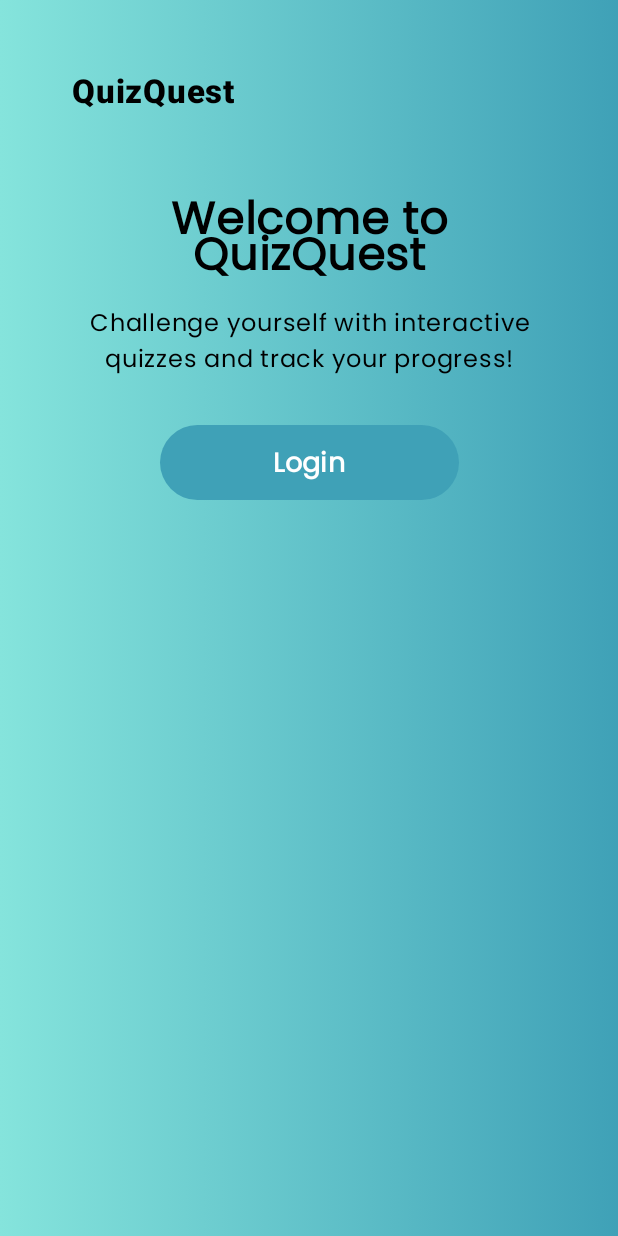
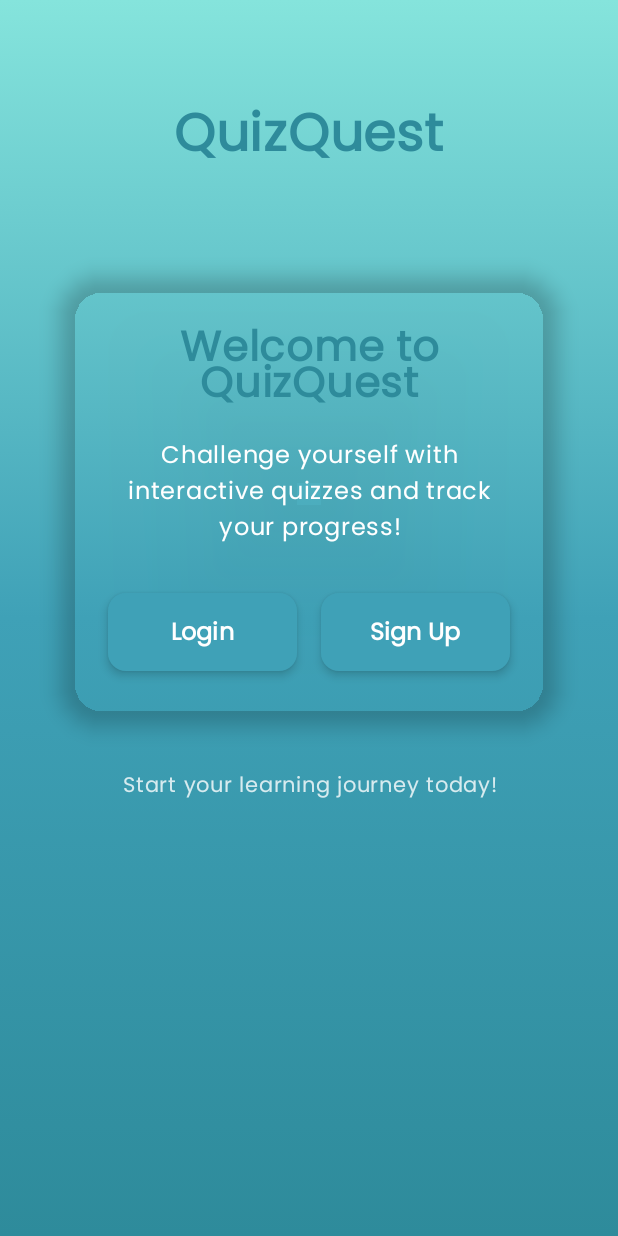
Before and after one commit to shifaaaaaa/QuizQuest, an Android app built with Jetpack Compose: the screen it shows after launch (MainActivity), on a phone screen of 412 x 824 dp. Run offline under Robolectric (Android 15) with nearby library versions, the phone set to English and light mode, and no system bars.

```diff
--- a/app/src/main/java/com/shifa/quizquest/DashboardActivity.kt
+++ b/app/src/main/java/com/shifa/quizquest/DashboardActivity.kt
@@ -296,7 +296,6 @@ fun RecentQuizzes() {
     }
 }
 
-
 @Preview(showBackground = true, showSystemUi = true)
 @Composable
 fun DashboardPreview() {
--- a/app/src/main/java/com/shifa/quizquest/MainActivity.kt
+++ b/app/src/main/java/com/shifa/quizquest/MainActivity.kt
@@ -5,10 +5,12 @@ import androidx.activity.ComponentActivity
 import androidx.activity.compose.setContent
 import androidx.compose.foundation.background
 import androidx.compose.foundation.layout.*
+import androidx.compose.foundation.shape.RoundedCornerShape
 import androidx.compose.material3.*
 import androidx.compose.runtime.*
 import androidx.compose.ui.Alignment
 import androidx.compose.ui.Modifier
+import androidx.compose.ui.draw.shadow
 import androidx.compose.ui.graphics.Brush
 import androidx.compose.ui.graphics.Color
 import androidx.compose.ui.text.font.FontWeight
@@ -59,9 +61,14 @@ class MainActivity : ComponentActivity() {
 fun QuizQuestApp(navController: NavController) {
     val isDark by remember { mutableStateOf(false) }
     val context = LocalContext.current
-    val backgroundGradient = Brush.horizontalGradient(
-        colors = listOf(Color(0xFF85E4DC), Color(0xFF3FA1B7))
+    val backgroundGradient = Brush.verticalGradient(
+        colors = listOf(
+            Color(0xFF85E4DC),
+            Color(0xFF3FA1B7),
+            Color(0xFF2E8B9B)
         )
+    )
+
     MaterialTheme(
         colorScheme = if (isDark) darkColorScheme() else lightColorScheme()
     ) {
@@ -85,44 +92,118 @@ fun QuizQuestApp(navController: NavController) {
             ) {
                 TopNavigationBar()
                 Spacer(modifier = Modifier.height(50.dp))
+                Card(
+                    modifier = Modifier
+                        .fillMaxWidth()
+                        .shadow(
+                            elevation = 8.dp,
+                            shape = RoundedCornerShape(30.dp)
+                        ),
+                    shape = RoundedCornerShape(30.dp),
+                    colors = CardDefaults.cardColors(
+                        containerColor = Color.Transparent
+                    )
+                ) {
+                    Column(
+                        modifier = Modifier
+                            .fillMaxWidth()
+                            .padding(32.dp),
+                        horizontalAlignment = Alignment.CenterHorizontally
+                    ) {
                         Text(
                             text = "Welcome to QuizQuest",
                             fontFamily = poppins,
-                    fontSize = 30.sp,
+                            fontSize = 28.sp,
                             fontWeight = FontWeight.ExtraBold,
-                    textAlign = TextAlign.Center
+                            textAlign = TextAlign.Center,
+                            color = Color(0xFF2E8B9B)
                         )
-                Spacer(modifier = Modifier.height(12.dp))
+                        Spacer(modifier = Modifier.height(16.dp))
                         Text(
                             text = "Challenge yourself with interactive quizzes and track your progress!",
                             fontFamily = poppins,
-                    fontWeight = FontWeight.Thin,
+                            fontWeight = FontWeight.Normal,
                             fontSize = 16.sp,
                             textAlign = TextAlign.Center,
+                            color = Color.White,
+                            lineHeight = 24.sp,
                             modifier = Modifier.fillMaxWidth()
                         )
                         Spacer(modifier = Modifier.height(32.dp))
 
-                // Tombol Login
+                        Row(
+                            horizontalArrangement = Arrangement.spacedBy(16.dp),
+                            verticalAlignment = Alignment.CenterVertically,
+                            modifier = Modifier.fillMaxWidth(),
+                        ) {
                             Button(
                                 onClick = {
                                     Toast.makeText(context, "Navigasi ke Login Page!",
                                         Toast.LENGTH_SHORT).show()
                                     navController.navigate(Screen.Login.route)
                                 },
-                    colors = ButtonDefaults.buttonColors(containerColor = Color(0xFF3FA1B7)),
+                                colors = ButtonDefaults.buttonColors(
+                                    containerColor = Color(0xFF3FA1B7)
+                                ),
+                                shape = RoundedCornerShape(12.dp),
+                                elevation = ButtonDefaults.buttonElevation(
+                                    defaultElevation = 4.dp,
+                                    pressedElevation = 2.dp
+                                ),
                                 modifier = Modifier
-                        .fillMaxWidth(0.6f)
-                        .height(50.dp)
+                                    .weight(1f)
+                                    .height(52.dp)
                             ) {
                                 Text(
                                     text = "Login",
                                     fontFamily = poppins,
-                        fontSize = 18.sp,
+                                    fontSize = 16.sp,
                                     fontWeight = FontWeight.SemiBold,
                                     color = Color.White
                                 )
                             }
+
+                            Button(
+                                onClick = {
+                                    Toast.makeText(context, "Navigasi ke Signup Page!",
+                                        Toast.LENGTH_SHORT).show()
+                                    navController.navigate(Screen.Signup.route)
+                                },
+                                colors = ButtonDefaults.buttonColors(
+                                    containerColor = Color(0xFF3FA1B7)
+                                ),
+                                shape = RoundedCornerShape(12.dp),
+                                elevation = ButtonDefaults.buttonElevation(
+                                    defaultElevation = 4.dp,
+                                    pressedElevation = 2.dp
+                                ),
+                                modifier = Modifier
+                                    .weight(1f)
+                                    .height(52.dp)
+                            ) {
+                                Text(
+                                    text = "Sign Up",
+                                    fontFamily = poppins,
+                                    fontSize = 16.sp,
+                                    fontWeight = FontWeight.SemiBold,
+                                    color = Color.White
+                                )
+                            }
+                        }
+                    }
+                }
+
+                Spacer(modifier = Modifier.height(32.dp))
+
+                // Bottom decorative text
+                Text(
+                    text = "Start your learning journey today!",
+                    fontFamily = poppins,
+                    fontSize = 14.sp,
+                    fontWeight = FontWeight.Medium,
+                    color = Color.White.copy(alpha = 0.8f),
+                    textAlign = TextAlign.Center
+                )
             }
         }
     }
@@ -133,15 +214,16 @@ fun TopNavigationBar() {
         Row(
             modifier = Modifier
                 .fillMaxWidth()
-            .padding(horizontal = 8.dp),
-        horizontalArrangement = Arrangement.SpaceBetween,
+                .padding(horizontal = 20.dp, vertical = 16.dp),
+            horizontalArrangement = Arrangement.Center,
             verticalAlignment = Alignment.CenterVertically
         ) {
             Text(
                 text = "QuizQuest",
-            fontSize = 22.sp,
+                fontSize = 35.sp,
                 fontWeight = FontWeight.ExtraBold,
-            color = Color.Black
+                color = Color(0xFF2E8B9B),
+                fontFamily = poppins
             )
         }
     }
--- a/app/src/main/java/com/shifa/quizquest/Screen.kt
+++ b/app/src/main/java/com/shifa/quizquest/Screen.kt
@@ -6,4 +6,5 @@ sealed class Screen(val route: String) {
     object Login : Screen("Login_Screen")
     object Profile : Screen("profile_screen")
     object Settings : Screen("setting_screen")
+    object Signup : Screen("Signup_screen")
 }
```
Also changed, not shown: app/src/main/java/com/shifa/quizquest/SignupActivity.kt (added, +181 -0 lines). Lines whose indentation alone changed are shown as unchanged.
